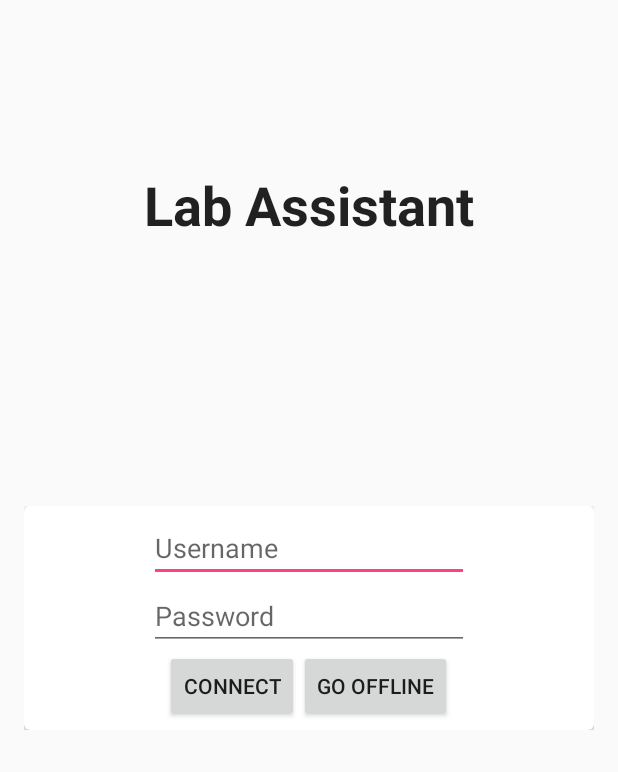
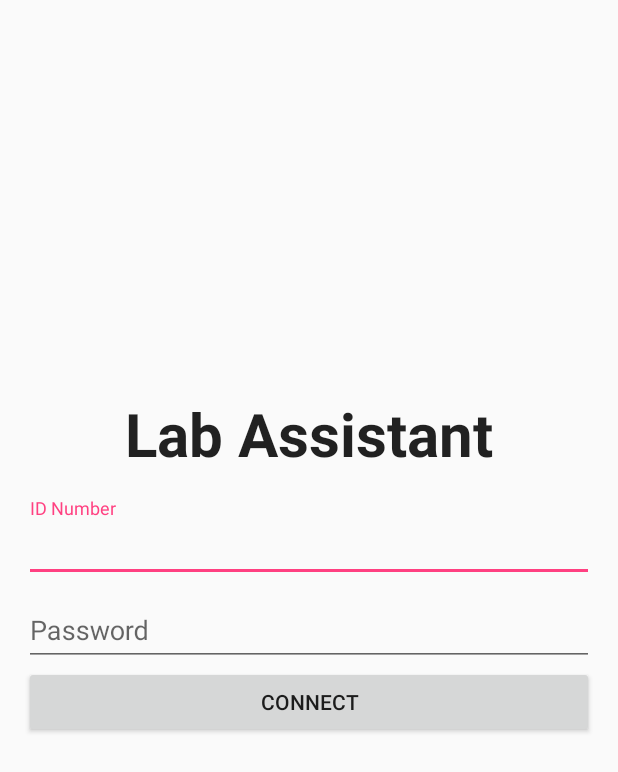
Before and after one commit to JavonDavis/Lab-Assistant, an Android app: the screen it shows after launch (LoginActivity), after a tap on "CONNECT", on a phone screen of 412 x 824 dp. Shown: the top 772 px of the screen. Run offline under Robolectric (Android 15) with nearby library versions, the phone set to English and light mode, and no system bars; our stand-ins replace ButterKnife; libraries missing offline, so code that uses them is left out: com.parse; 5 statements that could not run were skipped.

Commit message:
moved extracted views from login fragment and moved them to login ativity for simplicity. #TODO remove unnecesary callbacks

```diff
--- a/app/src/main/java/com/github/javon/labassistant/activities/LoginActivity.java
+++ b/app/src/main/java/com/github/javon/labassistant/activities/LoginActivity.java
@@ -3,6 +3,8 @@ package com.github.javon.labassistant.activities;
 import android.content.Intent;
 import android.os.Bundle;
 import android.support.v7.app.AppCompatActivity;
+import android.widget.Button;
+import android.widget.EditText;
 import android.widget.Toast;
 
 import com.github.javon.labassistant.R;
@@ -12,25 +14,46 @@ import com.github.javon.labassistant.fragments.LoginFragment;
 import com.github.javon.labassistant.fragments.ProgressFragment;
 import com.parse.ParseUser;
 
+import butterknife.Bind;
+import butterknife.ButterKnife;
+
 
 public class LoginActivity extends AppCompatActivity
         implements LoginFragment.OnLoginAttemptedListener, ProgressFragment.OnLoginProgressListener,
         OfflineDialogFragment.OfflineDialogListener {
 
+    @Bind(R.id.et_id_number) EditText etIdNumber;
+    @Bind(R.id.et_password) EditText etPassword;
+    @Bind(R.id.btn_next) Button btnNext;
+
+
     @Override
     protected void onCreate(Bundle savedInstanceState) {
         super.onCreate(savedInstanceState);
+        setContentView(R.layout.activity_login);
+        ButterKnife.bind(this);
 
-        setContentView(R.layout.activity_login);
+        if (ParseUser.getCurrentUser() != null) onLoginSuccessful(); // maybe move this before bindings to no waste memory
 
-        getSupportFragmentManager().beginTransaction()
-                .add(R.id.container,LoginFragment.newInstance("",""))
-                .commit();
+        btnNext.setOnClickListener(v -> {
+            final String id = etIdNumber.getText().toString();
+            final String password = etPassword.getText().toString();
 
-        ParseUser currentUser = ParseUser.getCurrentUser();
-        if (currentUser != null) {
-                onLoginSuccessful();
-        }
+            if (password.isEmpty() || id.isEmpty()) {
+                Toast.makeText(LoginActivity.this, "Please fill out all fields", Toast.LENGTH_LONG).show();
+                return;
+            }
+
+            attemptLogin();
+
+        });
+
+    }
+
+    private void attemptLogin() {
+
+
+
     }
 
     protected void onStart() {
--- a/app/src/main/res/layout/activity_login.xml
+++ b/app/src/main/res/layout/activity_login.xml
@@ -1,45 +1,99 @@
 <RelativeLayout xmlns:android="http://schemas.android.com/apk/res/android"
     android:layout_width="match_parent"
-    android:layout_height="match_parent"
-    android:paddingLeft="@dimen/activity_horizontal_margin"
-    android:paddingRight="@dimen/activity_horizontal_margin"
-    android:paddingTop="@dimen/activity_vertical_margin"
-    android:paddingBottom="@dimen/activity_vertical_margin" >
+    android:layout_height="match_parent">
+
 
     <LinearLayout
-        android:id="@+id/loading_view"
-        android:orientation="vertical"
+        android:id="@+id/container"
         android:layout_width="match_parent"
         android:layout_height="wrap_content"
-        android:layout_centerVertical="true"
-        android:layout_centerHorizontal="true"
-        android:padding="5dp"
-        android:gravity="center"
-        android:visibility="gone">
+        android:orientation="vertical"
+        android:layout_centerInParent="true"
+        android:paddingStart="16dp"
+        android:paddingLeft="16dp"
+        android:paddingEnd="16dp"
+        android:paddingRight="16dp"
+        android:layout_marginTop="16dp">
 
-        <ProgressBar
-            android:layout_width="100dp"
-            android:layout_height="100dp"
-            android:id="@+id/progressBar" />
+        <android.support.design.widget.TextInputLayout
+            android:layout_width="match_parent"
+            android:layout_height="wrap_content">
+
+            <EditText
+                android:id="@+id/et_id_number"
+                android:layout_width="match_parent"
+                android:layout_height="wrap_content"
+                android:hint="@string/id_number"
+                android:inputType="number"/>
+
+        </android.support.design.widget.TextInputLayout>
+
+        <android.support.design.widget.TextInputLayout
+            android:layout_width="match_parent"
+            android:layout_height="wrap_content" >
+
+            <EditText
+                android:id="@+id/et_password"
+                android:layout_width="match_parent"
+                android:layout_height="wrap_content"
+                android:hint="@string/password"
+                android:inputType="textPassword"/>
+
+        </android.support.design.widget.TextInputLayout>
+
+        <Button
+            android:id="@+id/btn_next"
+            android:layout_width="match_parent"
+            android:layout_height="wrap_content"
+            android:text="@string/connect"
+            style="@style/Widget.AppCompat.Button"/>
+
     </LinearLayout>
 
     <TextView
         android:layout_width="wrap_content"
         android:layout_height="wrap_content"
         android:textAppearance="?android:attr/textAppearanceLarge"
-        android:text="@string/header"
+        android:text="@string/app_name"
+        android:textSize="40dp"
         android:textStyle="bold"
-        android:textSize="36sp"
-        android:id="@+id/header"
-        android:layout_marginTop="96dp"
-        android:layout_alignParentTop="true"
+        android:layout_above="@+id/container"
         android:layout_centerHorizontal="true" />
 
-    <FrameLayout
-        android:id="@+id/container"
-        android:layout_width="match_parent"
-        android:layout_height="wrap_content"
-        android:layout_centerVertical="true"
-        android:layout_centerHorizontal="true"/>
+    <!--<LinearLayout-->
+        <!--android:id="@+id/loading_view"-->
+        <!--android:orientation="vertical"-->
+        <!--android:layout_width="match_parent"-->
+        <!--android:layout_height="wrap_content"-->
+        <!--android:layout_centerVertical="true"-->
+        <!--android:layout_centerHorizontal="true"-->
+        <!--android:padding="5dp"-->
+        <!--android:gravity="center"-->
+        <!--android:visibility="gone">-->
+
+        <!--<ProgressBar-->
+            <!--android:layout_width="100dp"-->
+            <!--android:layout_height="100dp"-->
+            <!--android:id="@+id/progressBar" />-->
+    <!--</LinearLayout>-->
+
+    <!--<TextView-->
+        <!--android:layout_width="wrap_content"-->
+        <!--android:layout_height="wrap_content"-->
+        <!--android:textAppearance="?android:attr/textAppearanceLarge"-->
+        <!--android:text="@string/header"-->
+        <!--android:textStyle="bold"-->
+        <!--android:textSize="36sp"-->
+        <!--android:id="@+id/header"-->
+        <!--android:layout_marginTop="96dp"-->
+        <!--android:layout_alignParentTop="true"-->
+        <!--android:layout_centerHorizontal="true" />-->
+
+    <!--<FrameLayout-->
+        <!--android:id="@+id/container"-->
+        <!--android:layout_width="match_parent"-->
+        <!--android:layout_height="wrap_content"-->
+        <!--android:layout_centerVertical="true"-->
+        <!--android:layout_centerHorizontal="true"/>-->
 
 </RelativeLayout>
--- a/app/src/main/res/values/strings.xml
+++ b/app/src/main/res/values/strings.xml
@@ -69,4 +69,7 @@
     <string name="cancel">Cancel</string>
     <string name="registration_number">Registration Number</string>
     <string name="title_activity_delete">DeleteActivity</string>
+    <string name="login">Login</string>
+    <string name="password">Password</string>
+    <string name="connect">Connect</string>
 </resources>
```
